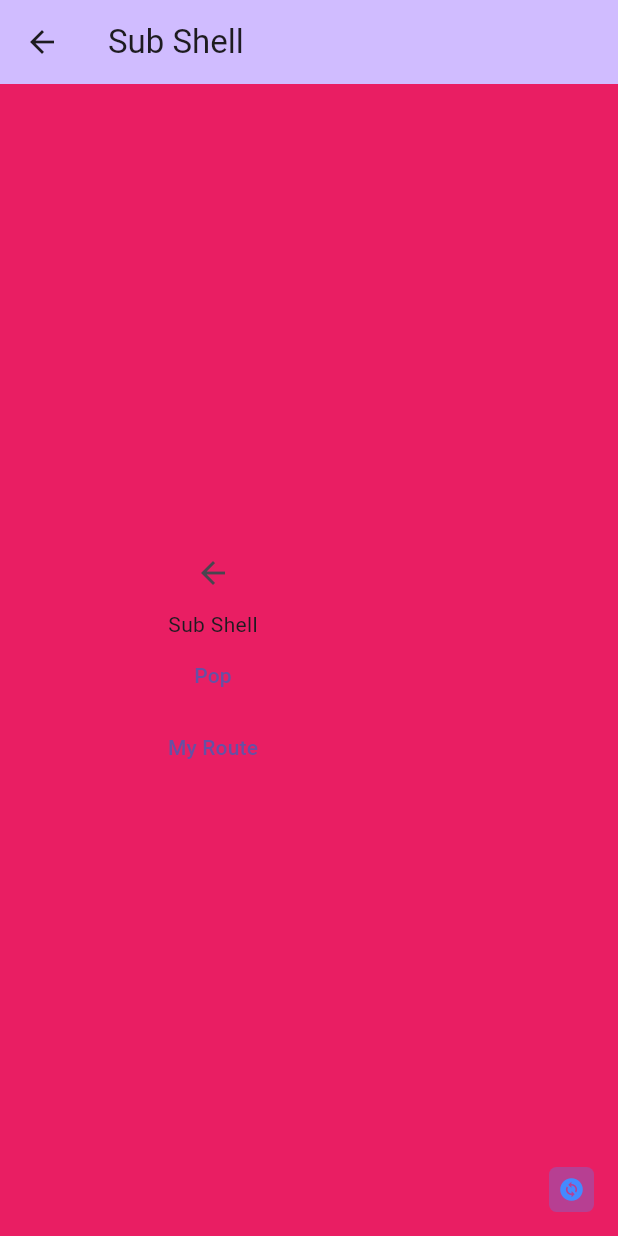
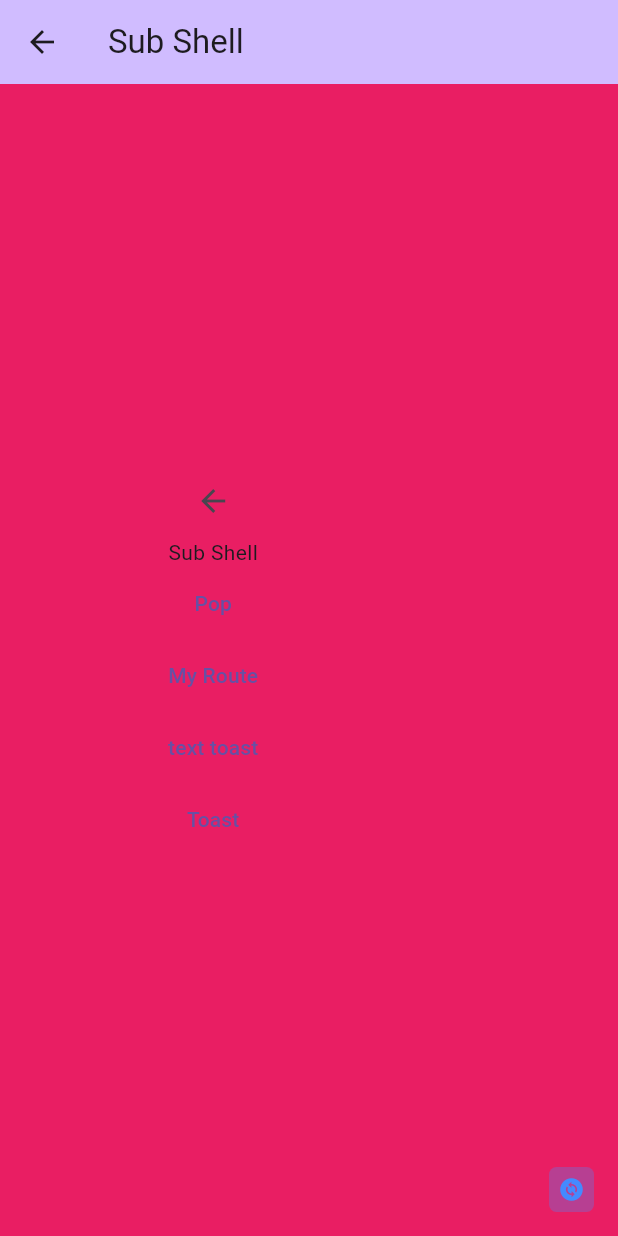
Before and after one commit to armin1440/tree_navigation, a Flutter app: the screen it shows after launch, after a tap on the "change circle" icon, on a phone screen of 412 x 824 dp. Run offline on Flutter 3.47's test engine with Material 3 defaults, Android fonts, the phone set to English and light mode, and no system bars; our stand-ins replace bot_toast, get_it, go_router.

Commit message:
Exposed NavigationOneService, Added showToast and cleanAllToasts method to interface

```diff
--- a/example/lib/main.dart
+++ b/example/lib/main.dart
@@ -237,6 +237,35 @@ class _MyHomePageState extends State<MyHomePage> {
               },
               child: Text('My Route'),
             ),
+            TextButton(
+              onPressed: () {
+                TreeNavigation.navigator.showTextToast(text: 'text');
+              },
+              child: Text('text toast'),
+            ),
+            TextButton(
+              onPressed: () => TreeNavigation.navigator.showToast(
+                attachedBuilder: (_) => Transform.scale(
+                  scale: 0.9,
+                  child: Material(
+                    child: GestureDetector(
+                      onTap: () {
+                        TreeNavigation.navigator.removeToasts();
+                      },
+                      child: AbsorbPointer(
+                        child: Material(
+                          child: Text('yo'),
+                        ),
+                      ),
+                    ),
+                  ),
+                ),
+                duration: Duration(seconds: (5)),
+                target: const Offset(500, 20),
+              ),
+              child: Text('Toast'),
+            ),
+
             if (widget.title == 'Home')
               TextButton(
                 onPressed: () {
--- a/lib/src/navigation_int.dart
+++ b/lib/src/navigation_int.dart
@@ -269,4 +269,37 @@ abstract class NavigationInterface {
     Overlay.of(passedContext ?? context, debugRequiredFor: child).insert(overlayEntry);
     return overlayEntry;
   }
+
+  CancelFunc showToast({
+    required ToastBuilder attachedBuilder,
+    BuildContext? targetContext,
+    Offset? target,
+    WrapAnimation? wrapAnimation,
+    WrapAnimation? wrapToastAnimation,
+    Color backgroundColor = Colors.white,
+    Duration? duration,
+    Duration? animationDuration,
+    Duration? animationReverseDuration,
+    PreferDirection? preferDirection,
+    VoidCallback? onClose,
+  }) {
+    CancelFunc cancelFunc = BotToast.showAttachedWidget(
+      attachedBuilder: attachedBuilder,
+      targetContext: targetContext,
+      target: target,
+      wrapAnimation: wrapAnimation,
+      wrapToastAnimation: wrapToastAnimation,
+      backgroundColor: backgroundColor,
+      duration: duration,
+      animationDuration: animationDuration,
+      animationReverseDuration: animationReverseDuration,
+      preferDirection: preferDirection,
+      onClose: onClose,
+    );
+    return cancelFunc;
+  }
+
+  void cleanAllToasts(){
+    BotToast.cleanAll();
+  }
 }
--- a/lib/src/tree_material_app.dart
+++ b/lib/src/tree_material_app.dart
@@ -133,7 +133,7 @@ abstract class TreeNavigation {
       initialLocation: initialLocation,
       overridePlatformDefaultLocation: overridePlatformDefaultLocation,
       initialExtra: initialExtra,
-      observers: observers ?? [],
+      observers: [...?observers, BotToastNavigatorObserver(),],
       debugLogDiagnostics: debugLogDiagnostics,
       navigatorKey: navigatorKey,
       restorationScopeId: routerRestorationScopeId,
--- a/lib/tree_navigation.dart
+++ b/lib/tree_navigation.dart
@@ -6,6 +6,7 @@ export 'src/route_tree.dart';
 export 'src/route_provider.dart';
 export 'src/route_info.dart';
 export 'src/navigation_two_service.dart';
+export 'src/navigation_one_service.dart';
 export 'src/navigation_int.dart';
 export 'src/my_custom_transition_page.dart';
 export 'src/controller_int.dart';
```
Lines whose indentation alone changed are shown as unchanged.
